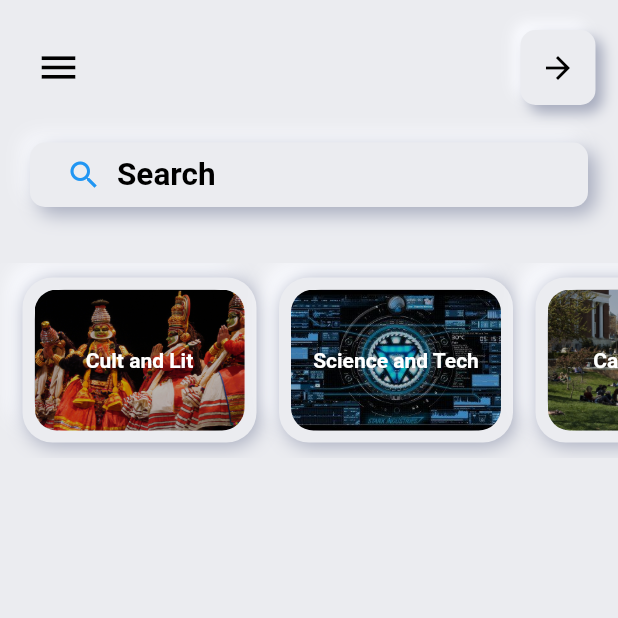
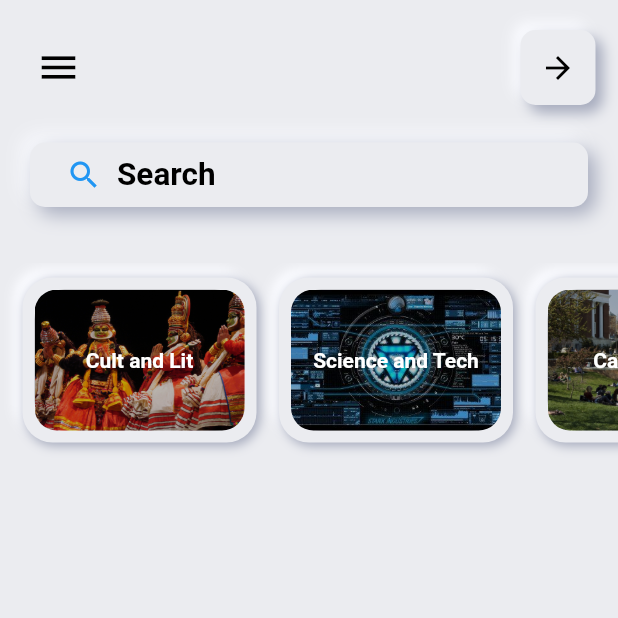
Before and after one commit to bharat-biradar/Gymkhana-App, a Flutter app: the HomePageView screen opened directly, on a phone screen of 412 x 824 dp, the top half of it. Run offline on Flutter 3.47's test engine with Material 2 defaults, Android fonts, the phone set to English and light mode, and no system bars; our stand-ins replace bloc, cloud_firestore, equatable, firebase_auth, firebase_core, flutter_bloc and 2 more; accounts and stored records are empty; statements that could not run were skipped.

Commit message:
tweak dark theme and add new functionalities

```diff
--- a/lib/Widgets/All_widgets/widgets.dart
+++ b/lib/Widgets/All_widgets/widgets.dart
@@ -16,18 +16,7 @@ BoxDecoration neumorphicBorderDecoration(
 }) {
   bool lightTheme = currentTheme == 'light';
   return BoxDecoration(
-      gradient: lightTheme
-          ? null
-          : LinearGradient(
-              begin: Alignment(-0.5, -2),
-              end: Alignment(-1, 2),
-              colors: [
-                  Color.fromRGBO(38, 41, 45, 1),
-                  Color.fromRGBO(45, 48, 54, 1),
-                ]),
-      color: lightTheme
-          ? Theme.of(context).scaffoldBackgroundColor
-          : Color.fromRGBO(39, 44, 56, 1),
+      color: Theme.of(context).scaffoldBackgroundColor,
       borderRadius: BorderRadius.circular(borderRadius),
       boxShadow: [
         BoxShadow(
@@ -48,10 +37,15 @@ BoxDecoration neumorphicBorderDecoration(
 }
 
 Decoration innerShadow(double depth) {
+  bool lightTheme = currentTheme == 'light';
   return ConcaveDecoration(
       colors: [
-        Color.fromRGBO(250, 251, 255, .1),
-        Color.fromRGBO(166, 171, 189, 1),
+        lightTheme
+            ? Color.fromRGBO(65, 70, 86, 1)
+            : Color.fromRGBO(75, 86, 93, 1),
+        lightTheme
+            ? Color.fromRGBO(166, 171, 189, 1)
+            : Color.fromRGBO(75, 86, 93, 1),
       ],
       opacity: 1,
       shape: RoundedRectangleBorder(borderRadius: BorderRadius.circular(10)),
@@ -63,7 +57,10 @@ class SearchField extends StatelessWidget {
   Widget build(BuildContext context) {
     return Container(
       decoration: neumorphicBorderDecoration(context,
-          borderRadius: 10, offset1: 5, spreadRadius: 0, blurRadius: 10),
+          borderRadius: 10,
+          offset1: currentTheme == 'light' ? 5 : 2,
+          spreadRadius: 0,
+          blurRadius: 10),
       padding: EdgeInsets.all(9),
       child: Row(
         children: [
@@ -148,3 +145,23 @@ void showDialogBox(BuildContext context, Function submitPost) {
         );
       });
 }
+
+class NothingToSee extends StatelessWidget {
+  @override
+  Widget build(BuildContext context) {
+    return Center(
+      child: Column(
+        mainAxisAlignment: MainAxisAlignment.center,
+        children: [
+          Text("There's", style: Theme.of(context).textTheme.headline4),
+          const SizedBox(
+            height: 10,
+          ),
+          Image.asset("assets/images/nothing.gif"),
+          const SizedBox(height: 10),
+          Text("to see", style: Theme.of(context).textTheme.headline4)
+        ],
+      ),
+    );
+  }
+}
--- a/lib/views/HomePage/Home_widgets/clubs_slider.dart
+++ b/lib/views/HomePage/Home_widgets/clubs_slider.dart
@@ -2,6 +2,7 @@ import 'package:flutter/material.dart';
 import 'package:flutter_bloc/flutter_bloc.dart';
 import 'package:gymkhana_app/Blocs/clubs_bloc/clubs_bloc.dart';
 import 'package:gymkhana_app/Blocs/homepage_bloc/home_page_bloc.dart';
+import 'package:gymkhana_app/constants.dart';
 
 import '../../../Widgets/All_widgets/widgets.dart';
 
@@ -81,10 +82,10 @@ class ClubsSlider extends StatelessWidget {
                           EdgeInsets.symmetric(horizontal: 15, vertical: 10),
                       decoration: neumorphicBorderDecoration(context,
                           borderRadius: 10,
-                          offset1: 4,
-                          offset2: 3,
+                          offset1: 2,
+                          offset2: 2,
                           spreadRadius: 0,
-                          blurRadius: 7),
+                          blurRadius: 4),
                       child: Text('Clear',
                           style: Theme.of(context).textTheme.subtitle2),
                     ),
@@ -136,10 +137,10 @@ class _ClubTileState extends State<ClubTile>
             ? innerShadow(20)
             : neumorphicBorderDecoration(context,
                 borderRadius: 20,
-                offset1: 10,
+                offset1: currentTheme == 'light' ? 6 : 2,
                 offset2: 2,
                 spreadRadius: 0,
-                blurRadius: 10),
+                blurRadius: 5),
         child: ClubIcon(
           title: widget.title,
           myNor: widget.myNor,
--- a/lib/views/HomePage/Home_widgets/home_anim_container.dart
+++ b/lib/views/HomePage/Home_widgets/home_anim_container.dart
@@ -1,3 +1,4 @@
+import 'package:gymkhana_app/constants.dart';
 import 'package:gymkhana_app/firebase_services/firebase_repository.dart';
 import 'package:flutter/material.dart';
 import 'package:gymkhana_app/Widgets/all_widgets.dart';
@@ -50,7 +51,10 @@ class LogoutButton extends StatelessWidget {
       alignment: Alignment.center,
       padding: EdgeInsets.all(1),
       decoration: neumorphicBorderDecoration(context,
-          borderRadius: 10, offset1: 5, spreadRadius: 0, blurRadius: 7),
+          borderRadius: 10,
+          offset1: currentTheme == 'light' ? 5 : 2,
+          spreadRadius: 0,
+          blurRadius: 7),
       child: IconButton(
         icon: Icon(
           Icons.arrow_forward,
--- a/lib/views/HomePage/home_page.dart
+++ b/lib/views/HomePage/home_page.dart
@@ -1,3 +1,4 @@
+import 'package:gymkhana_app/Widgets/All_widgets/widgets.dart';
 import 'package:gymkhana_app/firebase_services/firebase_repository.dart';
 import 'package:flutter/cupertino.dart';
 import 'package:flutter/material.dart';
@@ -110,25 +111,7 @@ class _HomePageViewState extends State<HomePageView> {
                           if (!snapshot.hasData) {
                             return Center(child: CircularProgressIndicator());
                           } else if (snapshot.data.length == 0) {
-                            return Center(
-                              child: Column(
-                                mainAxisAlignment: MainAxisAlignment.center,
-                                children: [
-                                  Text("There's",
-                                      style: Theme.of(context)
-                                          .textTheme
-                                          .headline4),
-                                  const SizedBox(
-                                    height: 10,
-                                  ),
-                                  Image.asset("assets/images/nothing.gif"),
-                                  const SizedBox(height: 10),
-                                  Text("to see",
-                                      style:
-                                          Theme.of(context).textTheme.headline4)
-                                ],
-                              ),
-                            );
+                            return NothingToSee();
                           } else {
                             context.read<HomePageBloc>().stopwatch.stop();
                             print(
--- a/lib/views/post_view/comments.dart
+++ b/lib/views/post_view/comments.dart
@@ -52,6 +52,7 @@ class CFVIew extends StatelessWidget {
                       alignment: Alignment.center,
                       child: Text(
                         '${data["by"]}...',
+                        style: Theme.of(context).textTheme.subtitle2,
                       ),
                     ),
                     SizedBox(
```
Also changed, not shown: lib/constants.dart (+17 -5 lines), lib/views/HomePage/Home_widgets/post_tile.dart (+32 -19 lines), lib/views/archives_view.dart/archive_club_list.dart (+49 -17 lines), lib/views/archives_view.dart/archives_view.dart (+6 -5 lines), lib/views/post_view/view_post_page.dart (+4 -11 lines).
